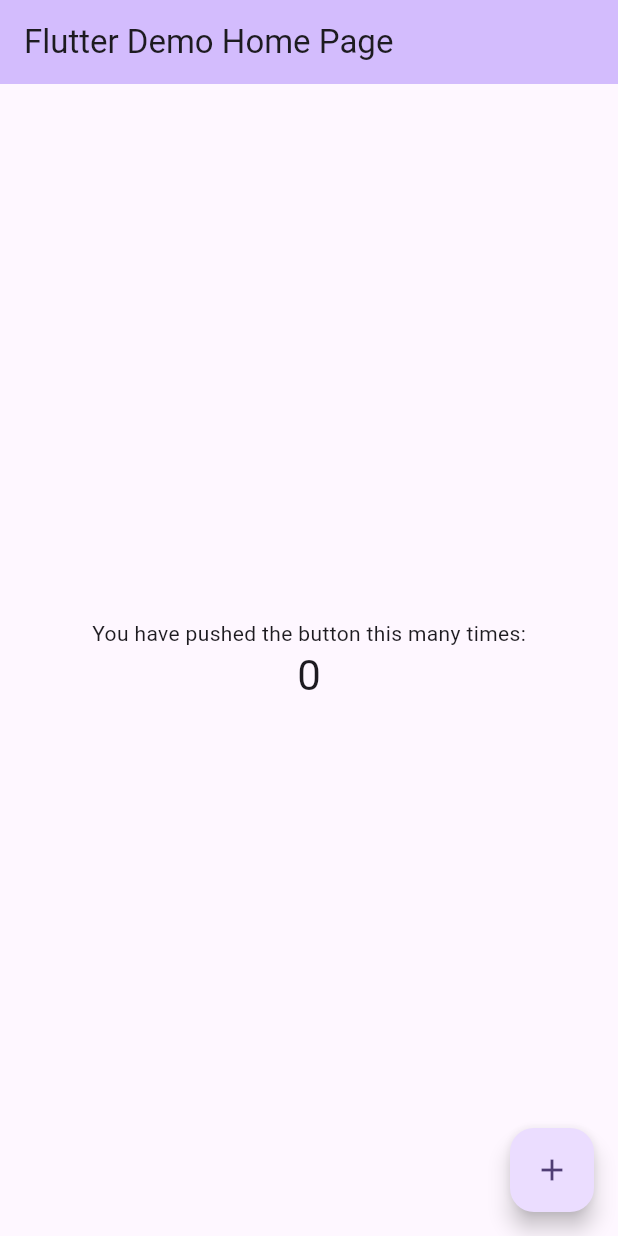
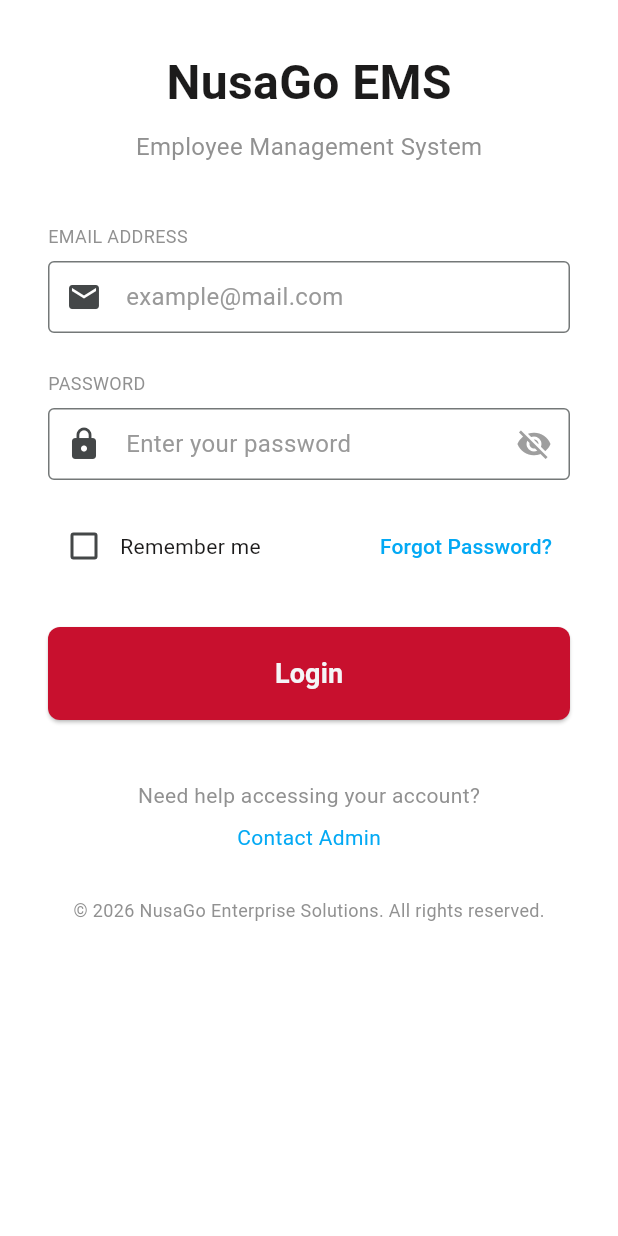
Before and after one commit to kofilake/nusago-ems-mobile, a Flutter app: the screen it shows after launch, on a phone screen of 412 x 824 dp. Run offline on Flutter 3.47's test engine with Material 3 defaults, Android fonts, the phone set to English and light mode, and no system bars; our stand-ins replace dartz, equatable, flutter_bloc, get_it, google_fonts.

Commit message:
feat: added static login page

```diff
--- /dev/null
+++ b/lib/core/error/exception.dart
@@ -0,0 +1,6 @@
+class ServerException implements Exception {
+  final String? message;
+  final int? statusCode;
+
+  const ServerException({this.message, required this.statusCode});
+}
--- /dev/null
+++ b/lib/core/error/failure.dart
@@ -0,0 +1,31 @@
+import 'package:equatable/equatable.dart';
+
+abstract class Failure extends Equatable {
+  final String message;
+  const Failure(this.message);
+
+  @override
+  List<Object> get props => [message];
+}
+// ------ Specific Failures -------
+class ServerFailure extends Failure {
+  final int? statusCode;
+  const ServerFailure(super.message, {this.statusCode});
+
+  @override
+  List<Object> get props => [message, statusCode ?? -1];
+}
+
+class CacheFailure extends Failure {
+  const CacheFailure(super.message);
+
+  @override
+  List<Object> get props => super.props;
+}
+
+class NetworkFailure extends Failure {
+  const NetworkFailure(super.message);
+
+  @override
+  List<Object> get props => [message];
+}
--- /dev/null
+++ b/lib/features/auth/data/repositories/auth_repository_impl.dart
@@ -0,0 +1,36 @@
+import 'package:dartz/dartz.dart';
+import '../../domain/repositories/auth_repository.dart';
+import '../../../../core/error/failure.dart';
+
+/// Concrete implementation of the AuthRepository contract.
+class AuthRepositoryImpl implements AuthRepository {
+  // In a real app, this class would coordinate calls to RemoteDataSource (API)
+  // and LocalDataSource (Cache). Here, we simulate it.
+  @override
+  Future<Either<Failure, String>> loginWithCredentials({
+    required String email,
+    required String password,
+  }) async {
+    // --- SIMULATION START ---
+    await Future.delayed(const Duration(milliseconds: 800)); // Simulate network delay
+
+    if (email == 'admin@example.com' && password == 'password') {
+      // Success simulation
+      return const Right('auth_token_12345');
+    } else if (email == 'user@example.com' && password == 'password') {
+       // Another success path for testing different roles
+      return const Right('auth_token_67890');
+    } else {
+      // Failure simulation
+      return const Left(ServerFailure('Invalid email or password.', statusCode: 401));
+    }
+    // --- SIMULATION END ---
+  }
+
+  @override
+  Future<Either<Failure, void>> logout() async {
+    // Simulate clearing local tokens/cache
+    await Future.delayed(const Duration(milliseconds: 300));
+    return const Right(null);
+  }
+}
--- /dev/null
+++ b/lib/features/auth/domain/repositories/auth_repository.dart
@@ -0,0 +1,13 @@
+import 'package:dartz/dartz.dart';
+import '../../../../core/error/failure.dart';
+
+/// Defines the contract for authentication operations.
+abstract class AuthRepository {
+  // Returns Either<Failure, T> to handle success (Right) or failure (Left).
+  Future<Either<Failure, String>> loginWithCredentials({
+    required String email,
+    required String password,
+  });
+
+  Future<Either<Failure, void>> logout();
+}
--- /dev/null
+++ b/lib/features/auth/presentation/bloc/auth_bloc.dart
@@ -0,0 +1,42 @@
+import 'package:flutter_bloc/flutter_bloc.dart';
+import '../../../../core/error/failure.dart';
+import '../../../auth/presentation/bloc/login_event.dart';
+import '../../../auth/presentation/bloc/login_state.dart';
+import '../../../auth/domain/repositories/auth_repository.dart';
+
+class AuthBloc extends Bloc<AuthEvent, AuthState> {
+  final AuthRepository authRepository;
+
+  AuthBloc({required this.authRepository}) : super(LoginInitial()) {
+    on<LoginRequested>(_onLoginRequested);
+  }
+
+  Future<void> _onLoginRequested(
+    LoginRequested event,
+    Emitter<AuthState> emit,
+  ) async {
+    emit(LoginLoading());
+    try {
+      // 1. Call the Repository (Domain Contract)
+      final result = await authRepository.loginWithCredentials(
+        email: event.email,
+        password: event.password,
+      );
+
+      // 2. Process the Either<Failure, T> result
+      result.fold(
+        (failure) {
+          // Failure case (Left side)
+          emit(LoginFailure(failure));
+        },
+        (token) {
+          // Success case (Right side)
+          emit(LoginSuccess(token));
+        },
+      );
+    } catch (e) {
+      // Catch unexpected exceptions
+      emit(LoginFailure(ServerFailure('Login Failed')));
+    }
+  }
+}
--- /dev/null
+++ b/lib/features/auth/presentation/bloc/login_event.dart
@@ -0,0 +1,18 @@
+import 'package:equatable/equatable.dart';
+
+abstract class AuthEvent extends Equatable {
+  const AuthEvent();
+
+  @override
+  List<Object> get props => [];
+}
+
+class LoginRequested extends AuthEvent {
+  final String email;
+  final String password;
+
+  const LoginRequested(this.email, this.password);
+
+  @override
+  List<Object> get props => [email, password];
+}
--- /dev/null
+++ b/lib/features/auth/presentation/bloc/login_state.dart
@@ -0,0 +1,30 @@
+import 'package:equatable/equatable.dart';
+import '../../../../core/error/failure.dart';
+
+
+abstract class AuthState extends Equatable {
+  const AuthState();
+
+  @override
+  List<Object> get props => [];
+}
+
+class LoginInitial extends AuthState {}
+
+class LoginLoading extends AuthState {}
+
+class LoginSuccess extends AuthState {
+  final String token;
+  const LoginSuccess(this.token) : super();
+
+  @override
+  List<Object> get props => [token];
+}
+
+class LoginFailure extends AuthState {
+  final Failure failure;
+  const LoginFailure(this.failure) : super();
+
+  @override
+  List<Object> get props => [failure];
+}
--- /dev/null
+++ b/lib/features/auth/presentation/pages/login_page.dart
@@ -0,0 +1,328 @@
+import 'package:flutter/material.dart';
+import 'package:flutter_bloc/flutter_bloc.dart';
+import 'package:nusago_ems/injection_container.dart';
+import '../../../../core/error/failure.dart';
+import '../../domain/repositories/auth_repository.dart';
+import '../bloc/auth_bloc.dart';
+import '../bloc/login_event.dart';
+import '../bloc/login_state.dart';
+import '/core/theme/app_theme.dart';
+
+class LoginPage extends StatefulWidget {
+  const LoginPage({super.key});
+
+  @override
+  State<LoginPage> createState() => _LoginPageState();
+}
+
+class _LoginPageState extends State<LoginPage> {
+  final TextEditingController emailController = TextEditingController();
+  final TextEditingController passwordController = TextEditingController();
+
+  bool passwordVisibility = false;
+  bool forgetMeNot = false;
+
+  @override
+  void initState() {
+    super.initState();
+    // Optional: Auto-trigger login on load for testing purposes
+    WidgetsBinding.instance.addPostFrameCallback((_) {
+      context
+          .read<
+            AuthBloc
+          >(); //.add(const LoginRequested('admin@example.com', 'password'));
+    });
+  }
+
+  void dispose() {
+    emailController.dispose();
+    passwordController.dispose();
+    super.dispose();
+  }
+
+  void handleLogin() {
+    final email = emailController.text;
+    final password = passwordController.text;
+
+    if (email.isEmpty || !email.contains('@')) {
+      SnackBar(content: Text('Email Invalid!'));
+    }
+
+    if (password.isEmpty || password.length < 8) {
+      SnackBar(content: Text('Password must be longer than 8 characters.'));
+    }
+  }
+
+  @override
+  Widget build(BuildContext context) {
+    return BlocProvider(
+      create: (context) => AuthBloc(authRepository: sl<AuthRepository>()),
+//        ..add(
+//          const LoginRequested('admin@example.com', 'password'),
+//        ), // Initial event dispatch
+      child: Scaffold(
+        backgroundColor: MaterialTheme.backgroundColor,
+        body: SafeArea(
+          child: SingleChildScrollView(
+            padding: const EdgeInsets.all(32.0),
+            child: Column(
+              crossAxisAlignment: CrossAxisAlignment.center,
+              children: <Widget>[
+                // 1. Header Section (Logo/Title)
+                const Text(
+                  'NusaGo EMS',
+                  style: TextStyle(fontSize: 32, fontWeight: FontWeight.bold),
+                ),
+                const SizedBox(height: 8),
+                Text(
+                  'Employee Management System',
+                  style: TextStyle(
+                    fontSize: 16,
+                    color: MaterialTheme.textSecondary,
+                  ),
+                ),
+                const SizedBox(height: 40),
+
+                // 2. Email Field
+                BlocConsumer<AuthBloc, AuthState>(
+                  listener: (context, state) {
+                    if (state is LoginFailure) {
+                      ScaffoldMessenger.of(context).showSnackBar(
+                        SnackBar(
+                          content: Text(
+                            'Login Failed: ${state.failure.message}',
+                          ),
+                        ),
+                      );
+                    }
+                  },
+                  builder: (context, state) {
+                    return Column(
+                      crossAxisAlignment: CrossAxisAlignment.start,
+                      children: [
+                        const Text(
+                          'EMAIL ADDRESS',
+                          style: TextStyle(
+                            fontSize: 12,
+                            color: MaterialTheme.textSecondary,
+                          ),
+                        ),
+                        const SizedBox(height: 8),
+                        TextFormField(
+                          decoration: InputDecoration(
+                            hint: Text(
+                              'example@mail.com',
+                              style: TextStyle(color: MaterialTheme.textHint, fontSize: 16),
+                            ),
+                            floatingLabelBehavior: FloatingLabelBehavior.never,
+                            prefixIcon: const Icon(Icons.email),
+                            border: OutlineInputBorder(
+                            ),
+                            contentPadding: EdgeInsets.symmetric(
+                              vertical: 12,
+                              horizontal: 10,
+                            ),
+                          ),
+                          keyboardType: TextInputType.emailAddress,
+                        ),
+                      ],
+                    );
+                  },
+                ),
+
+                const SizedBox(height: 25),
+
+                // 3. Password Field (with toggle)
+                BlocConsumer<AuthBloc, AuthState>(
+                  listener: (context, state) {
+                    if (state is LoginFailure) {
+                      ScaffoldMessenger.of(context).showSnackBar(
+                        SnackBar(
+                          content: Text(
+                            'Login Failed: ${state.failure.message}',
+                          ),
+                        ),
+                      );
+                    }
+                  },
+                  builder: (context, state) {
+                    return Column(
+                      crossAxisAlignment: CrossAxisAlignment.start,
+                      children: [
+                        const Text(
+                          'PASSWORD',
+                          style: TextStyle(
+                            fontSize: 12,
+                            color: MaterialTheme.textSecondary,
+                          ),
+                        ),
+                        const SizedBox(height: 8),
+                        Row(
+                          children: [
+                            Expanded(
+                              child: TextFormField(
+                                obscureText: true,
+                                decoration: InputDecoration(
+                                  hint: Text(
+                                  'Enter your password',
+                                  style: TextStyle(color: MaterialTheme.textHint, fontSize: 16),
+                                  ),
+                                  floatingLabelBehavior:
+                                      FloatingLabelBehavior.never,
+                                  prefixIcon: const Icon(Icons.lock),
+                                  suffixIcon: IconButton(
+                                    icon: Icon(
+                                      passwordVisibility
+                                          ? Icons.visibility
+                                          : Icons.visibility_off,
+                                      color: MaterialTheme.iconGrey,
+                                    ),
+                                    onPressed: () {
+                                      setState(() {
+                                        passwordVisibility =
+                                            !passwordVisibility;
+                                      });
+                                    },
+                                  ),
+                                  border: OutlineInputBorder(),
+                                  contentPadding: EdgeInsets.symmetric(
+                                    vertical: 12,
+                                    horizontal: 10,
+                                  ),
+                                ),
+                              ),
+                            ),
+                          ],
+                        ),
+                      ],
+                    );
+                  },
+                ),
+
+                const SizedBox(height: 20),
+
+                // 4. Remember Me & Forgot Password Row
+                Row(
+                  mainAxisAlignment: MainAxisAlignment.spaceBetween,
+                  children: [
+                    Row(
+                      children: [
+                        Checkbox(
+                          value: forgetMeNot, // Placeholder state
+                          onChanged: (bool? value) {
+                            setState(() {
+                              forgetMeNot = value!;
+                            });
+                          },
+                        ),
+                        const Text(
+                          'Remember me',
+                          style: TextStyle(fontSize: 14),
+                        ),
+                      ],
+                    ),
+                    TextButton(
+                      onPressed: () {
+                        // Handle Forgot Password click
+                      },
+                      child: const Text(
+                        'Forgot Password?',
+                        style: TextStyle(color: MaterialTheme.textRedirect),
+                      ),
+                    ),
+                  ],
+                ),
+
+                const SizedBox(height: 30),
+
+                // 5. Login Button
+                BlocConsumer<AuthBloc, AuthState>(
+                  listener: (context, state) {
+                    if (state is LoginSuccess) {
+                      ScaffoldMessenger.of(context).showSnackBar(
+                        const SnackBar(
+                          content: Text('Login Successful! Token received.'),
+                        ),
+                      );
+                    } else {
+                      const SnackBar(
+                        content: Text('Login gagal. Cek username/password anda!'),
+                        backgroundColor: MaterialTheme.errorColor,
+                      );
+                    }
+                  },
+                  builder: (context, state) {
+                    return SizedBox(
+                      width: double.infinity, // Full width button
+                      child: ElevatedButton(
+                        onPressed: state is LoginLoading ? null : handleLogin,
+                        style: ElevatedButton.styleFrom(
+                          backgroundColor: MaterialTheme
+                              .primaryRed, // Red/Orange color from mockup
+                          padding: const EdgeInsets.symmetric(vertical: 18),
+                          shape: RoundedRectangleBorder(
+                            borderRadius: BorderRadius.circular(8),
+                          ),
+                        ),
+                        child: const Text(
+                          'Login',
+                          style: TextStyle(
+                            fontSize: 18,
+                            fontWeight: FontWeight.bold,
+                            color: MaterialTheme.inputFill,
+                          ),
+                        ),
+                      ),
+                    );
+                  },
+                ),
+
+                const SizedBox(height: 40),
+
+                // 6. Footer/Help Section
+                Column(
+                  crossAxisAlignment: CrossAxisAlignment.center,
+                  children: [
+                    Text(
+                      'Need help accessing your account?',
+                      style: TextStyle(
+                        fontSize: 14,
+                        color: MaterialTheme.textSecondary,
+                      ),
+                    ),
+                    const SizedBox(height: 8),
+                    GestureDetector(
+                      onTap: () {
+                        // Handle Contact Admin click
+                      },
+                      child: const Text(
+                        'Contact Admin',
+                        style: TextStyle(
+                          fontSize: 14,
+                          color: MaterialTheme.textRedirect,
+                        ),
+                      ),
+                    ),
+                  ],
+                ),
+
+                const SizedBox(height: 30),
+
+                const Align(
+                  alignment: .bottomCenter,
+                  child: Text(
+                    '© 2026 NusaGo Enterprise Solutions. All rights reserved.',
+                    style: TextStyle(
+                      fontSize: 12,
+                      color: MaterialTheme.textSecondary,
+                    ),
+                  ),
+                ),
+              ],
+            ),
+          ),
+        ),
+      ),
+    );
+  }
+}
--- /dev/null
+++ b/lib/injection_container.dart
@@ -0,0 +1,14 @@
+import 'package:get_it/get_it.dart';
+import 'features/auth/presentation/bloc/auth_bloc.dart';
+import '../features/auth/data/repositories/auth_repository_impl.dart';
+import '../features/auth/domain/repositories/auth_repository.dart';
+
+final sl = GetIt.instance;
+
+Future<void> init() async {
+  // 1. BLoC (Factory - new instance every time)
+  sl.registerFactory(() => AuthBloc(authRepository: sl()));
+
+  // 2. Repository (Lazy Singleton - single instance, initialized when first used)
+  sl.registerLazySingleton<AuthRepository>(() => AuthRepositoryImpl());
+}
--- a/lib/main.dart
+++ b/lib/main.dart
@@ -1,122 +1,44 @@
 import 'package:flutter/material.dart';
+import 'injection_container.dart';
+import 'features/auth/presentation/pages/login_page.dart';
+import '/core/theme/app_theme.dart';
+import '/core/theme/util.dart';
 
-void main() {
+void main() async {
+  WidgetsFlutterBinding.ensureInitialized();
+  await init(); // Initialize dependencies first!
   runApp(const MyApp());
 }
 
 class MyApp extends StatelessWidget {
   const MyApp({super.key});
 
-  // This widget is the root of your application.
   @override
   Widget build(BuildContext context) {
-    return MaterialApp(
-      title: 'Flutter Demo',
-      theme: ThemeData(
-        // This is the theme of your application.
-        //
-        // TRY THIS: Try running your application with "flutter run". You'll see
-        // the application has a purple toolbar. Then, without quitting the app,
-        // try changing the seedColor in the colorScheme below to Colors.green
-        // and then invoke "hot reload" (save your changes or press the "hot
-        // reload" button in a Flutter-supported IDE, or press "r" if you used
-        // the command line to start the app).
-        //
-        // Notice that the counter didn't reset back to zero; the application
-        // state is not lost during the reload. To reset the state, use hot
-        // restart instead.
-        //
-        // This works for code too, not just values: Most code changes can be
-        // tested with just a hot reload.
-        colorScheme: .fromSeed(seedColor: Colors.deepPurple),
-      ),
-      home: const MyHomePage(title: 'Flutter Demo Home Page'),
+    return Builder(
+      builder: (context) {
+        const String bodyFont = 'Roboto';
+        const String displayFont = 'Roboto';
+
+        final customTheme = createTextTheme(context, bodyFont, displayFont);
+        final materialThemeInstance = MaterialTheme(customTheme);
+        final finalTheme = materialThemeInstance.light();
+
+        return MaterialApp(
+          title: 'NusaGo Auth Demo',
+          theme: finalTheme,
+          home: const LoginPage(), // Start directly on the login page
+          debugShowCheckedModeBanner: false,
+        );
+      },
     );
+    /*
+    MaterialApp(
+      title: 'NusaGo Auth Demo',
+      theme: ThemeData(),
+      home: const LoginPage(), // Start directly on the login page
+      debugShowCheckedModeBanner: false,
+    );
+    */
   }
 }
-
-class MyHomePage extends StatefulWidget {
-  const MyHomePage({super.key, required this.title});
-
-  // This widget is the home page of your application. It is stateful, meaning
-  // that it has a State object (defined below) that contains fields that affect
-  // how it looks.
-
-  // This class is the configuration for the state. It holds the values (in this
-  // case the title) provided by the parent (in this case the App widget) and
-  // used by the build method of the State. Fields in a Widget subclass are
-  // always marked "final".
-
-  final String title;
-
-  @override
-  State<MyHomePage> createState() => _MyHomePageState();
-}
-
-class _MyHomePageState extends State<MyHomePage> {
-  int _counter = 0;
-
-  void _incrementCounter() {
-    setState(() {
-      // This call to setState tells the Flutter framework that something has
-      // changed in this State, which causes it to rerun the build method below
-      // so that the display can reflect the updated values. If we changed
-      // _counter without calling setState(), then the build method would not be
-      // called again, and so nothing would appear to happen.
-      _counter++;
-    });
-  }
-
-  @override
-  Widget build(BuildContext context) {
-    // This method is rerun every time setState is called, for instance as done
-    // by the _incrementCounter method above.
-    //
-    // The Flutter framework has been optimized to make rerunning build methods
-    // fast, so that you can just rebuild anything that needs updating rather
-    // than having to individually change instances of widgets.
-    return Scaffold(
-      appBar: AppBar(
-        // TRY THIS: Try changing the color here to a specific color (to
-        // Colors.amber, perhaps?) and trigger a hot reload to see the AppBar
-        // change color while the other colors stay the same.
-        backgroundColor: Theme.of(context).colorScheme.inversePrimary,
-        // Here we take the value from the MyHomePage object that was created by
-        // the App.build method, and use it to set our appbar title.
-        title: Text(widget.title),
-      ),
-      body: Center(
-        // Center is a layout widget. It takes a single child and positions it
-        // in the middle of the parent.
-        child: Column(
-          // Column is also a layout widget. It takes a list of children and
-          // arranges them vertically. By default, it sizes itself to fit its
-          // children horizontally, and tries to be as tall as its parent.
-          //
-          // Column has various properties to control how it sizes itself and
-          // how it positions its children. Here we use mainAxisAlignment to
-          // center the children vertically; the main axis here is the vertical
-          // axis because Columns are vertical (the cross axis would be
-          // horizontal).
-          //
-          // TRY THIS: Invoke "debug painting" (choose the "Toggle Debug Paint"
-          // action in the IDE, or press "p" in the console), to see the
-          // wireframe for each widget.
-          mainAxisAlignment: .center,
-          children: [
-            const Text('You have pushed the button this many times:'),
-            Text(
-              '$_counter',
-              style: Theme.of(context).textTheme.headlineMedium,
-            ),
-          ],
-        ),
-      ),
-      floatingActionButton: FloatingActionButton(
-        onPressed: _incrementCounter,
-        tooltip: 'Increment',
-        child: const Icon(Icons.add),
-      ),
-    );
-  }
-}
```
